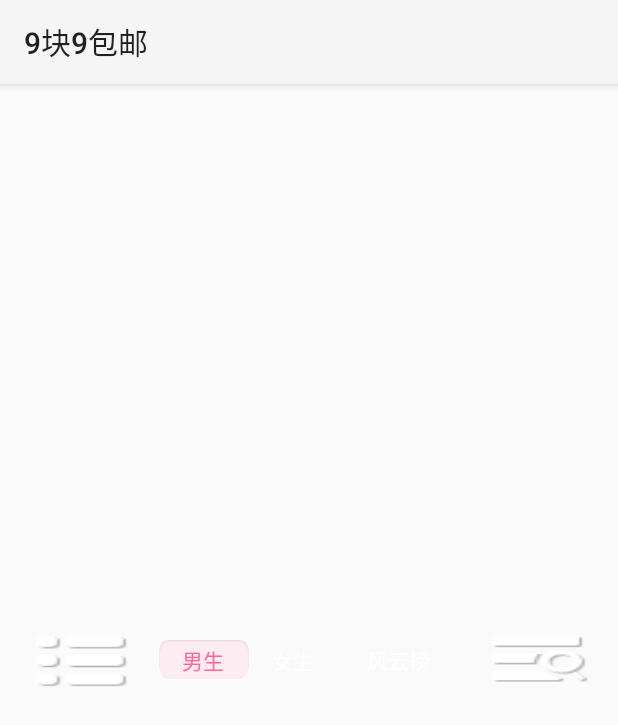
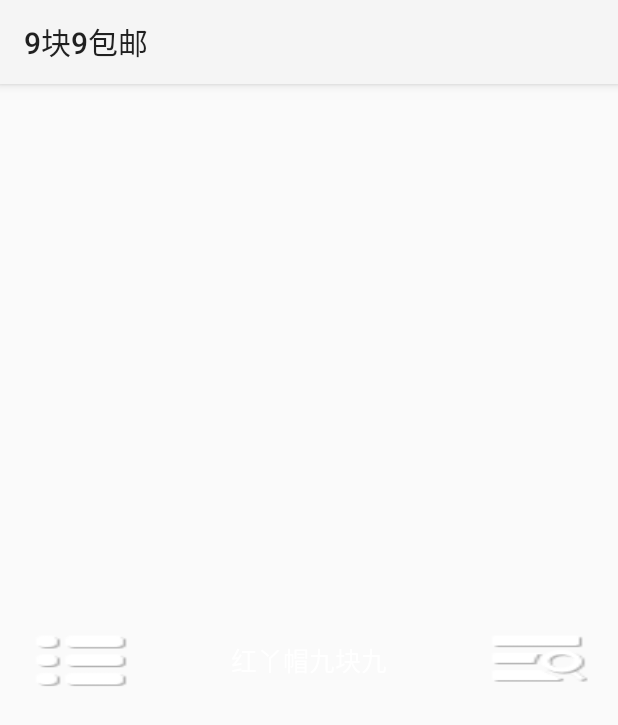
Before and after one commit to GeniusWXCY/totop, an Android app: the layout goods_list_title_layout.xml on its own in the app's theme, with its tools: preview values and no code run, on a phone screen of 412 x 824 dp. Shown: the top 725 px of the screen. Run offline under Robolectric (Android 15) with nearby library versions, the phone set to English and light mode, and no system bars.

Commit message:
提交功能

```diff
--- a/app/src/main/res/layout/goods_list_title_layout.xml
+++ b/app/src/main/res/layout/goods_list_title_layout.xml
@@ -14,48 +14,16 @@
         android:button="@null"
         android:padding="2.0dip" />
 
-    <RadioGroup
-        android:id="@+id/radiogroup_show_category"
+    <TextView
         android:layout_width="wrap_content"
         android:layout_height="wrap_content"
         android:layout_centerInParent="true"
         android:layout_marginBottom="5.0dip"
         android:layout_marginTop="5.0dip"
         android:gravity="center_vertical"
-        android:orientation="horizontal">
-
-        <RadioButton
-            android:id="@+id/radiobutton_boy_goods"
-            android:layout_width="60dp"
-            android:layout_height="fill_parent"
-            android:background="@drawable/radio_selector_top"
-            android:button="@null"
-            android:checked="true"
-            android:gravity="center_horizontal"
-            android:text="@string/str_boy"
-            android:textColor="@drawable/radio_selector_top_text" />
-
-        <RadioButton
-            android:id="@+id/radiobutton_girl_goods"
-            android:layout_width="60dp"
-            android:layout_height="fill_parent"
-            android:background="@drawable/radio_selector_top"
-            android:button="@null"
-            android:gravity="center_horizontal"
-            android:text="@string/str_girl"
-            android:textColor="@drawable/radio_selector_top_text" />
-
-        <RadioButton
-            android:id="@+id/radiobutton_windcloud_goods"
-            android:layout_width="80dp"
-            android:layout_height="fill_parent"
-            android:background="@drawable/radio_selector_top"
-            android:button="@null"
-            android:gravity="center_horizontal"
-            android:text="@string/str_wind_cloud"
-            android:textColor="@drawable/radio_selector_top_text"
-            android:checked="false" />
-    </RadioGroup>
+        android:textColor="@color/white"
+        android:textSize="@dimen/title_text_size"
+        android:text="@string/str_title" />
 
     <Button
         android:id="@+id/button_left_open"
--- a/app/src/main/res/values/strings.xml
+++ b/app/src/main/res/values/strings.xml
@@ -133,9 +133,9 @@
     <string name="str_share_failed">分享失败!</string>
 
 
-    <string name="str_boy">男生</string>
-    <string name="str_girl">女生</string>
-    <string name="str_wind_cloud">风云榜</string>
+    <string name="str_new">上新</string>
+    <string name="str_popularity">人气</string>
     <string name="str_goods_detail_title">手机淘宝</string>
     <string name="str_back">返回</string>
+    <string name="str_title">红丫帽九块九</string>
 </resources>
```
Also changed, not shown: app/src/main/res/layout/fragment_goods_list.xml (+34 -2 lines).
